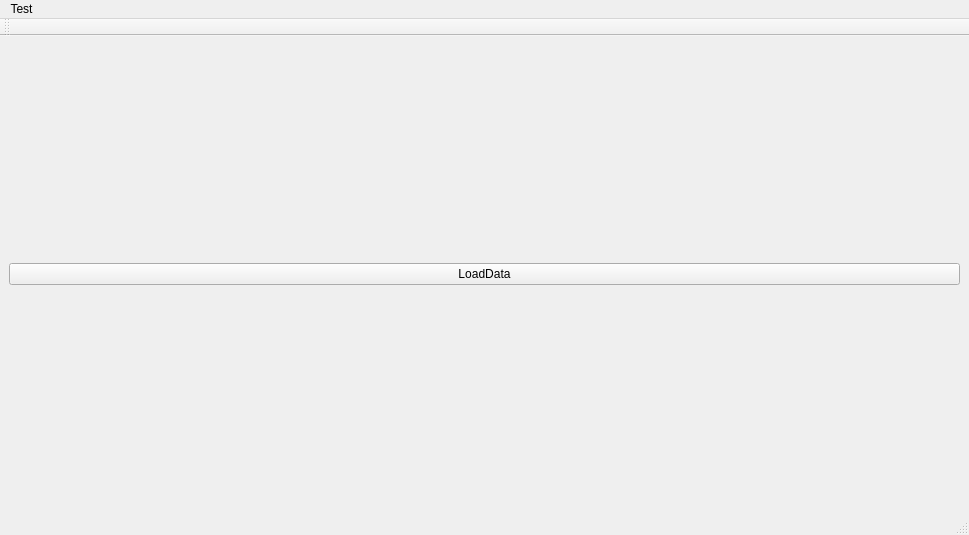
Old version of the form mainwindow.ui in the repository GitGhillie/AnalyzerGUI.
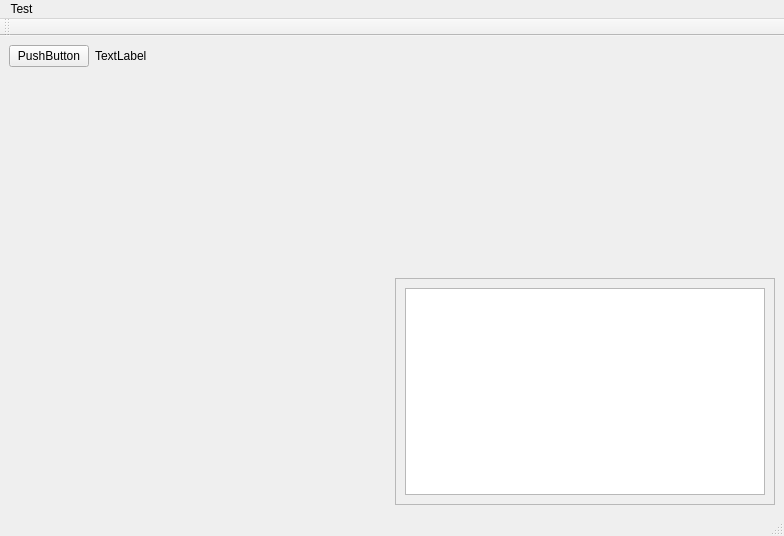
New version of the form.

Commit message: Upgrade Qt version, change layout

What changed in the file:
```diff
--- a/mainwindow.ui
+++ b/mainwindow.ui
@@ -6,8 +6,8 @@
    <rect>
     <x>0</x>
     <y>0</y>
-    <width>969</width>
-    <height>535</height>
+    <width>784</width>
+    <height>536</height>
    </rect>
   </property>
   <property name="acceptDrops">
@@ -17,21 +17,53 @@
    <string>Portable Parameter Analyzer GUI dev</string>
   </property>
   <widget class="QWidget" name="centralwidget">
-   <layout class="QHBoxLayout" name="horizontalLayout_2">
-    <item>
-     <layout class="QHBoxLayout" name="horizontalLayout">
-      <item>
-       <widget class="QPushButton" name="pushButton">
+   <layout class="QGridLayout" name="gridLayout">
+    <item row="0" column="0">
+     <layout class="QFormLayout" name="formLayout">
+      <item row="0" column="0">
+       <widget class="QPushButton" name="pushButton_2">
         <property name="text">
-         <string>LoadData</string>
+         <string>PushButton</string>
         </property>
        </widget>
       </item>
-      <item>
-       <layout class="QVBoxLayout" name="graphLayout"/>
+      <item row="0" column="1">
+       <widget class="QLabel" name="label">
+        <property name="text">
+         <string>TextLabel</string>
+        </property>
+       </widget>
       </item>
      </layout>
     </item>
+    <item row="1" column="0">
+     <layout class="QFormLayout" name="formLayout_2"/>
+    </item>
+    <item row="0" column="1">
+     <layout class="QHBoxLayout" name="horizontalLayout"/>
+    </item>
+    <item row="1" column="1">
+     <widget class="QFrame" name="frame">
+      <property name="frameShape">
+       <enum>QFrame::StyledPanel</enum>
+      </property>
+      <property name="frameShadow">
+       <enum>QFrame::Raised</enum>
+      </property>
+      <layout class="QVBoxLayout" name="verticalLayout">
+       <item>
+        <widget class="QTextBrowser" name="textBrowser">
+         <property name="sizePolicy">
+          <sizepolicy hsizetype="Minimum" vsizetype="Minimum">
+           <horstretch>0</horstretch>
+           <verstretch>0</verstretch>
+          </sizepolicy>
+         </property>
+        </widget>
+       </item>
+      </layout>
+     </widget>
+    </item>
    </layout>
   </widget>
   <widget class="QMenuBar" name="menubar">
@@ -39,8 +71,8 @@
     <rect>
      <x>0</x>
      <y>0</y>
-     <width>969</width>
-     <height>20</height>
+     <width>784</width>
+     <height>21</height>
     </rect>
    </property>
    <widget class="QMenu" name="menuTest">
```
Left out of the diff: 6 changed lines with no effect on the pictures. The commit also changes 7 other files.
